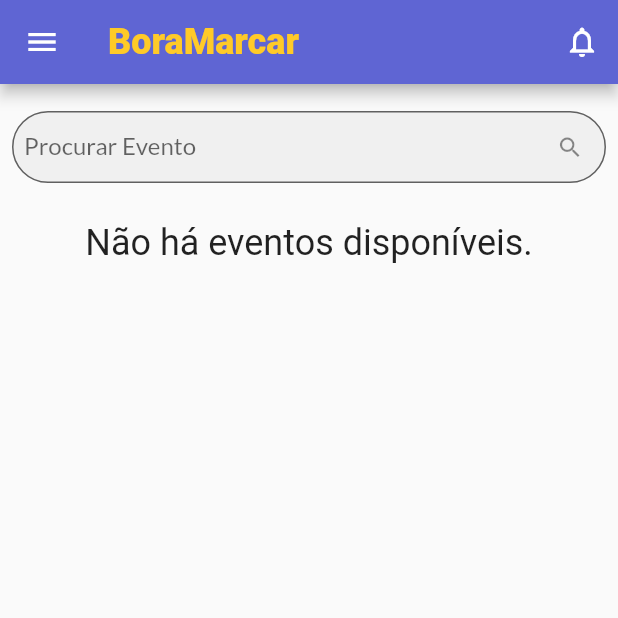
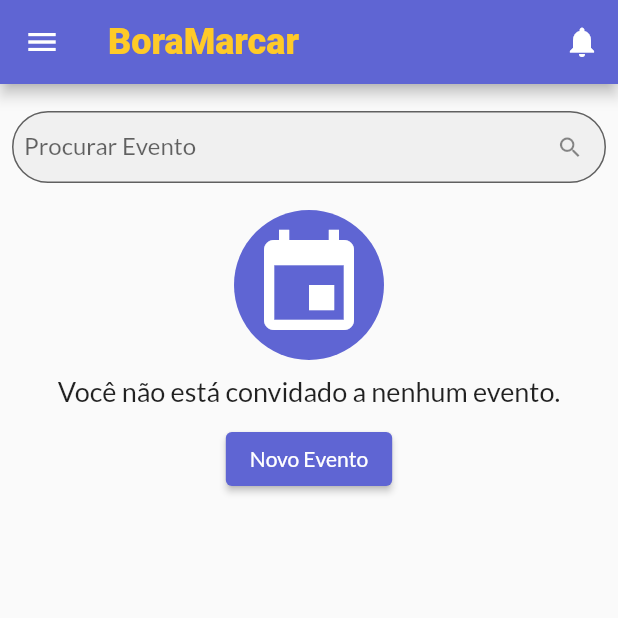
Before and after one commit to GustBM/boramarcarapp, a Flutter app: the GroupsScreen screen opened by its route, in the side drawer, after a tap on "Tela Inicial", on a phone screen of 412 x 824 dp, the top half of it. Run offline on Flutter 3.47's test engine with Material 2 defaults, Android fonts, the phone set to English and light mode, and no system bars; drawn by our look-alikes of overlay_support; our stand-ins replace auth_buttons, cloud_firestore, firebase_auth, firebase_core, firebase_messaging, firebase_storage and 5 more; missing offline and left inert: flutter_facebook_auth; accounts and stored records are empty; Roboto replaces fonts that are missing (Hind, Klavika).

Commit message:
Notificações, ajuste drawer

```diff
--- a/lib/main.dart
+++ b/lib/main.dart
@@ -1,6 +1,8 @@
 import 'package:firebase_core/firebase_core.dart';
+import 'package:firebase_messaging/firebase_messaging.dart';
 import 'package:flutter/material.dart';
 import 'package:flutter_localizations/flutter_localizations.dart';
+import 'package:overlay_support/overlay_support.dart';
 import 'package:provider/provider.dart';
 
 import 'package:boramarcarapp/providers/auth.dart';
@@ -24,7 +26,12 @@ import 'package:boramarcarapp/theme_data.dart';
 Future<void> main() async {
   WidgetsFlutterBinding.ensureInitialized();
   await Firebase.initializeApp();
+  FirebaseMessaging.onBackgroundMessage(_messageHandler);
   runApp(BoraMarcarApp());
+}
+
+Future<void> _messageHandler(RemoteMessage message) async {
+  print('background message ${message.notification!.body}');
 }
 
 class BoraMarcarApp extends StatelessWidget {
@@ -51,7 +58,8 @@ class BoraMarcarApp extends StatelessWidget {
         ),
       ],
       child: Consumer<Auth>(
-        builder: (ctx, auth, _) => MaterialApp(
+        builder: (ctx, auth, _) => OverlaySupport.global(
+          child: MaterialApp(
             title: 'BoraMarcar',
             supportedLocales: [const Locale('pt', 'BR')],
             localizationsDelegates: [
@@ -91,6 +99,7 @@ class BoraMarcarApp extends StatelessWidget {
             },
           ),
         ),
+      ),
     );
   }
 }
--- a/lib/screens/group/groups_screen.dart
+++ b/lib/screens/group/groups_screen.dart
@@ -1,4 +1,5 @@
 import 'package:boramarcarapp/providers/groups.dart';
+import 'package:boramarcarapp/widgets/empty_message_widget.dart';
 import 'package:cloud_firestore/cloud_firestore.dart';
 import 'package:firebase_auth/firebase_auth.dart';
 import 'package:flutter/material.dart';
@@ -47,9 +48,14 @@ class _GroupsScreenState extends State<GroupsScreen> {
           }
 
           if (snapshot.hasData && snapshot.data!.size == 0) {
-            return Center(
-                child: Text(
-                    "Nenhum grupo encontrado. Gostaria de criar seu grou?"));
+            return EmptyMessage(
+              icon: Icons.group_add,
+              messageText:
+                  "Nenhum grupo encontrado.\nGostaria de criar seu grupo?",
+              buttonFunction: () =>
+                  Navigator.of(context).pushNamed(NewGroupScreen.routeName),
+              buttonText: 'Novo Grupo',
+            );
           }
           if (snapshot.connectionState == ConnectionState.done) {
             List<Group> groupsList = snapshot.data!.docs
--- a/lib/screens/home_screen.dart
+++ b/lib/screens/home_screen.dart
@@ -1,13 +1,54 @@
 import 'package:firebase_auth/firebase_auth.dart';
+import 'package:firebase_messaging/firebase_messaging.dart';
 import 'package:flutter/material.dart';
+import 'package:overlay_support/overlay_support.dart';
 import 'package:provider/provider.dart';
 
 import 'package:boramarcarapp/widgets/app_drawer.dart';
 import 'package:boramarcarapp/providers/events.dart';
 import 'package:boramarcarapp/widgets/event/event_grid.dart';
+import 'package:boramarcarapp/widgets/notification_badge.dart';
 
-class HomeScreen extends StatelessWidget {
+class PushNotification {
+  PushNotification({
+    this.title,
+    this.body,
+  });
+  String? title;
+  String? body;
+}
+
+class HomeScreen extends StatefulWidget {
   static const routeName = '/home';
+
+  @override
+  State<HomeScreen> createState() => _HomeScreenState();
+}
+
+class _HomeScreenState extends State<HomeScreen> {
+  late int _totalNotifications;
+  late FirebaseMessaging _messaging;
+
+  @override
+  void initState() {
+    _totalNotifications = 0;
+    // _messaging = FirebaseMessaging.instance;
+    // _messaging.getToken().then((value) {
+    //   print(value);
+    // });
+    FirebaseMessaging.onMessage.listen((RemoteMessage event) {
+      showSimpleNotification(Text(event.notification!.title!),
+          leading: NotificationBadge(totalNotifications: _totalNotifications),
+          subtitle: Text(event.notification!.body!),
+          background: Theme.of(context).primaryColor,
+          duration: Duration(seconds: 120),
+          slideDismissDirection: DismissDirection.vertical);
+    });
+    FirebaseMessaging.onMessageOpenedApp.listen((message) {
+      print('Message clicked!');
+    });
+    super.initState();
+  }
 
   @override
   Widget build(BuildContext context) {
@@ -31,12 +72,8 @@ class HomeScreen extends StatelessWidget {
           ],
         ),
         actions: <Widget>[
-          IconButton(
-            icon: const Icon(Icons.notifications_outlined),
-            onPressed: () {
-              // TODO: Notificações
-              // Navigator.of(context).pushNamed(EditProductScreen.routeName);
-            },
+          NotificationBadge(
+            totalNotifications: _totalNotifications,
           ),
         ],
       ),
--- a/lib/widgets/app_drawer.dart
+++ b/lib/widgets/app_drawer.dart
@@ -1,3 +1,8 @@
+import 'package:boramarcarapp/screens/event/event_new_screen.dart';
+import 'package:boramarcarapp/screens/group/groups_screen.dart';
+import 'package:boramarcarapp/screens/home_screen.dart';
+import 'package:boramarcarapp/screens/schedule_screen.dart';
+import 'package:boramarcarapp/screens/settings/settings_screen.dart';
 import 'package:firebase_auth/firebase_auth.dart';
 import 'package:flutter/material.dart';
 import 'package:provider/provider.dart';
@@ -58,50 +63,36 @@ class AppDrawer extends StatelessWidget {
             ),
             automaticallyImplyLeading: false,
           ),
-          Divider(),
-          ListTile(
-            leading: Icon(Icons.home_filled),
-            title: Text('Tela Inicial'),
-            onTap: () {
-              Navigator.of(context).pushReplacementNamed('/');
-            },
+          DrawerItem(
+            icon: Icons.home_filled,
+            title: 'Tela Inicial',
+            path: HomeScreen.routeName,
           ),
-          Divider(),
-          ListTile(
-            leading: Icon(Icons.event),
-            title: Text('Novo Evento'),
-            onTap: () {
-              Navigator.of(context).pushReplacementNamed('/new-event');
-            },
+          DrawerItem(
+            icon: Icons.event,
+            title: 'Novo Evento',
+            path: EventFormScreen.routeName,
           ),
-          Divider(),
-          ListTile(
-            leading: Icon(Icons.access_time_rounded),
-            title: Text('Meu Horário'),
-            onTap: () {
-              Navigator.of(context).pushReplacementNamed('/schedule');
-            },
+          DrawerItem(
+            icon: Icons.access_time_rounded,
+            title: 'Meu Horário',
+            path: SchedueleScreen.routeName,
           ),
-          Divider(),
-          ListTile(
-            leading: Icon(Icons.group),
-            title: Text('Grupos'),
-            onTap: () {
-              Navigator.of(context).pushReplacementNamed('/groups');
-            },
+          DrawerItem(
+            icon: Icons.group,
+            title: 'Grupos',
+            path: GroupsScreen.routeName,
           ),
-          Divider(),
-          ListTile(
-            leading: Icon(Icons.settings),
-            title: Text('Configurações'),
-            onTap: () {
-              Navigator.of(context).pushReplacementNamed('/settings');
-            },
+          DrawerItem(
+            icon: Icons.settings,
+            title: 'Configurações',
+            path: SettingsScreen.routeName,
           ),
           Divider(),
           ListTile(
             leading: Icon(Icons.exit_to_app),
-            title: Text('Logout'),
+            title: Text('Logout',
+                style: TextStyle(fontSize: 18, fontFamily: 'Lato')),
             onTap: () {
               utils.showConfirmDialog(context, '', 'Deseja sair do BoraMarcar?',
                   () {
@@ -116,3 +107,30 @@ class AppDrawer extends StatelessWidget {
     );
   }
 }
+
+class DrawerItem extends StatelessWidget {
+  final IconData icon;
+  final String title;
+  final String path;
+
+  DrawerItem({required this.icon, required this.title, required this.path});
+
+  @override
+  Widget build(BuildContext context) {
+    return Column(
+      children: [
+        Divider(),
+        ListTile(
+          leading: Icon(icon),
+          title: Text(
+            title,
+            style: TextStyle(fontSize: 18, fontFamily: 'Lato'),
+          ),
+          onTap: () {
+            Navigator.of(context).pushReplacementNamed(path);
+          },
+        ),
+      ],
+    );
+  }
+}
--- /dev/null
+++ b/lib/widgets/empty_message_widget.dart
@@ -0,0 +1,51 @@
+import 'package:flutter/material.dart';
+
+class EmptyMessage extends StatelessWidget {
+  final IconData icon;
+  final String messageText;
+  final String buttonText;
+  final void Function()? buttonFunction;
+
+  EmptyMessage(
+      {required this.icon,
+      required this.messageText,
+      required this.buttonText,
+      required this.buttonFunction});
+
+  @override
+  Widget build(BuildContext context) {
+    return Center(
+      child: Column(
+        mainAxisAlignment: MainAxisAlignment.center,
+        crossAxisAlignment: CrossAxisAlignment.center,
+        children: [
+          Container(
+              padding: EdgeInsets.all(10),
+              decoration: new BoxDecoration(
+                color: Theme.of(context).primaryColor,
+                borderRadius: BorderRadius.circular(50),
+              ),
+              constraints: BoxConstraints(
+                minWidth: 12,
+                minHeight: 12,
+              ),
+              child: Icon(
+                icon,
+                size: 80,
+                color: Colors.white,
+              )),
+          SizedBox(height: 10),
+          Text(
+            messageText,
+            style: TextStyle(
+              fontSize: 18,
+              fontFamily: 'Lato',
+            ),
+          ),
+          SizedBox(height: 10),
+          ElevatedButton(onPressed: buttonFunction, child: Text(buttonText)),
+        ],
+      ),
+    );
+  }
+}
--- a/lib/widgets/event/event_grid.dart
+++ b/lib/widgets/event/event_grid.dart
@@ -1,4 +1,5 @@
 import 'package:boramarcarapp/models/event.dart';
+import 'package:boramarcarapp/widgets/empty_message_widget.dart';
 import 'package:flutter/material.dart';
 import 'package:provider/provider.dart';
 
@@ -91,7 +92,13 @@ class _EventGridState extends State<EventGrid> {
                 ),
               )
             : Center(
-                child: SnapshotEmptyMsg('Não há eventos disponíveis.'),
+                child: EmptyMessage(
+                  buttonFunction: () =>
+                      Navigator.of(context).pushReplacementNamed('/new-event'),
+                  icon: Icons.event,
+                  buttonText: 'Novo Evento',
+                  messageText: 'Você não está convidado a nenhum evento.',
+                ),
               )
       ],
     );
--- /dev/null
+++ b/lib/widgets/notification_badge.dart
@@ -0,0 +1,46 @@
+import 'package:flutter/material.dart';
+
+class NotificationBadge extends StatelessWidget {
+  final int totalNotifications;
+
+  const NotificationBadge({required this.totalNotifications});
+
+  @override
+  Widget build(BuildContext context) {
+    return IconButton(
+      icon: Stack(
+        children: <Widget>[
+          new Icon(Icons.notifications),
+          totalNotifications > 0
+              ? new Positioned(
+                  right: 0,
+                  child: new Container(
+                    padding: EdgeInsets.all(1),
+                    decoration: new BoxDecoration(
+                      color: Colors.red,
+                      borderRadius: BorderRadius.circular(6),
+                    ),
+                    constraints: BoxConstraints(
+                      minWidth: 12,
+                      minHeight: 12,
+                    ),
+                    child: new Text(
+                      '$totalNotifications',
+                      style: new TextStyle(
+                        color: Colors.white,
+                        fontSize: 10,
+                      ),
+                      textAlign: TextAlign.center,
+                    ),
+                  ),
+                )
+              : SizedBox(),
+        ],
+      ),
+      onPressed: () {
+        // TODO: Notificações
+        // Navigator.of(context).pushNamed(EditProductScreen.routeName);
+      },
+    );
+  }
+}
--- a/pubspec.yaml
+++ b/pubspec.yaml
@@ -32,6 +32,7 @@ dependencies:
   # The following adds the Cupertino Icons font to your application.
   # Use with the CupertinoIcons class for iOS style icons.
   cupertino_icons: ^1.0.3
+  overlay_support: ^1.2.1
   # Form
   date_range_form_field: ^1.0.2
   mask_text_input_formatter: ^2.0.0
@@ -45,6 +46,8 @@ dependencies:
   firebase_auth: ^1.3.0
   cloud_firestore: ^2.2.1
   firebase_storage: ^10.0.3
+  firebase_messaging: ^10.0.9
+  firebase_analytics: ^8.3.3
   # Auth Options
   auth_buttons: ^1.0.1+4
   flutter_facebook_auth: "^3.5.0"
```
Also changed, not shown: pubspec.lock, 1 other file. Lines whose indentation alone changed are shown as unchanged.
